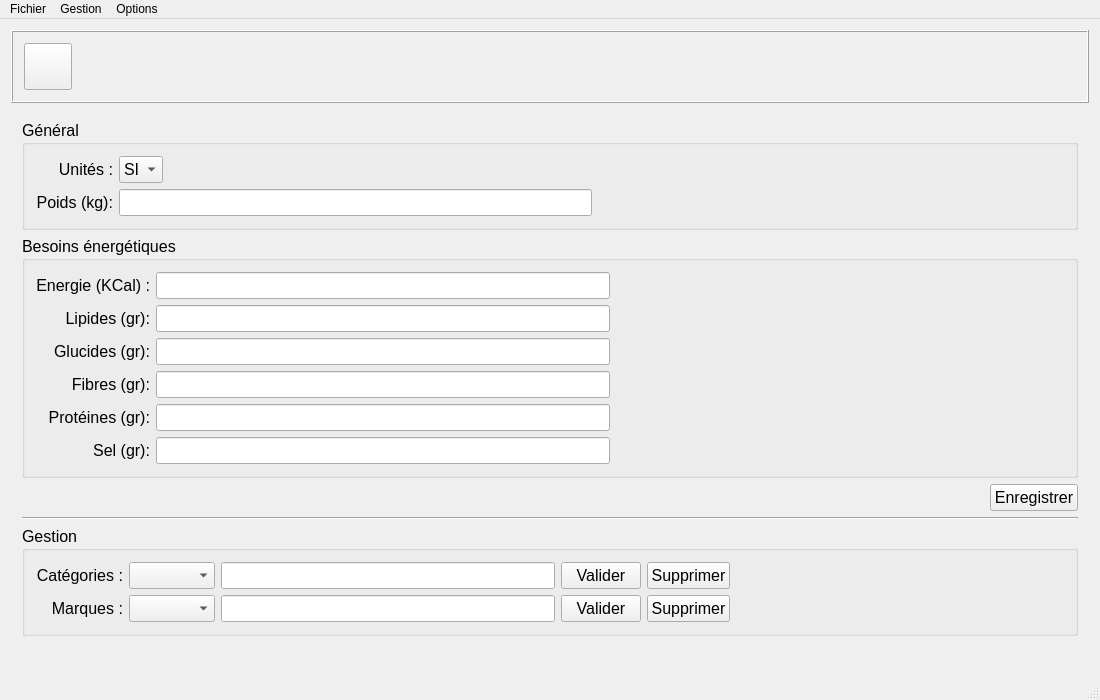
The window that Doger/mainwindow.ui (amof/Doger) describes before a commit, drawn with Qt 5.
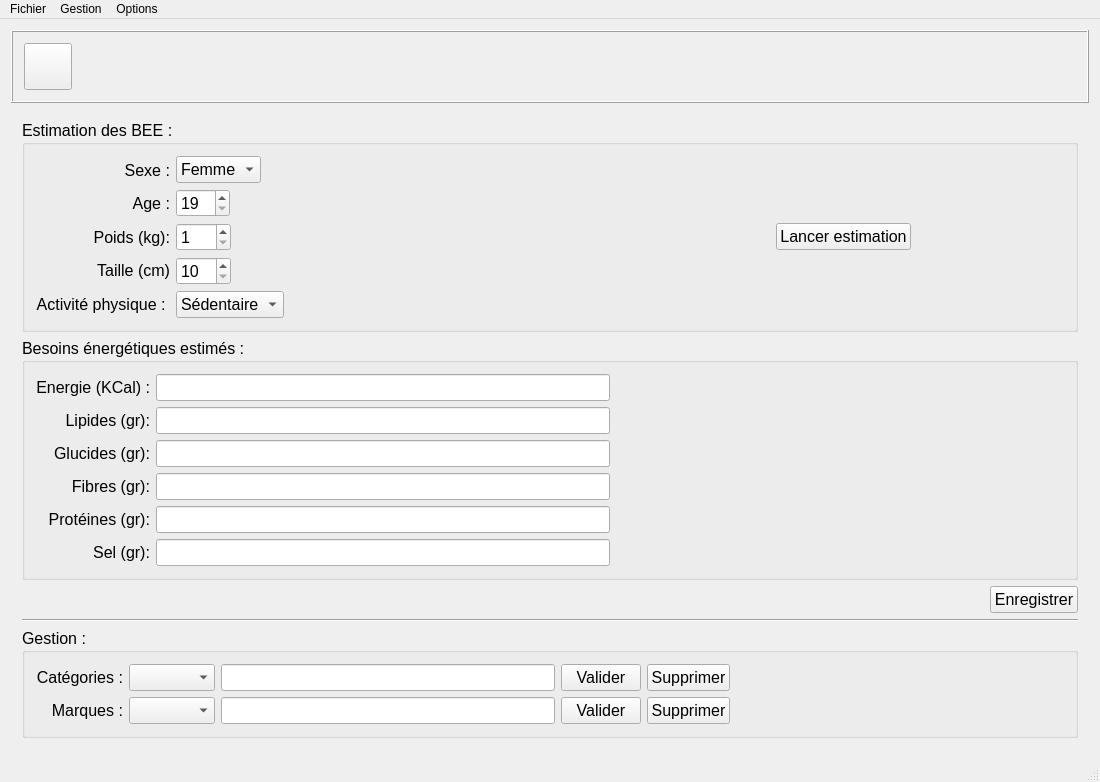
The same window after the commit. The open tabs and pages were chosen to show the change. Icons and pictures are not drawn. Custom widgets are drawn as their Qt base class.

The edit to the form file:
```diff
--- a/Doger/mainwindow.ui
+++ b/Doger/mainwindow.ui
@@ -115,7 +115,7 @@
        </font>
       </property>
       <property name="currentIndex">
-       <number>2</number>
+       <number>4</number>
       </property>
       <widget class="QWidget" name="main">
        <layout class="QHBoxLayout" name="horizontalLayout">
@@ -1193,20 +1193,35 @@
            </font>
           </property>
           <property name="title">
-           <string>Général</string>
+           <string>Estimation des BEE :</string>
           </property>
           <layout class="QHBoxLayout" name="horizontalLayout_19">
            <item>
             <layout class="QVBoxLayout" name="verticalLayout_18">
              <item>
-              <widget class="QLabel" name="label_23">
+              <widget class="QLabel" name="label_29">
                <property name="font">
                 <font>
                  <pointsize>12</pointsize>
                 </font>
                </property>
                <property name="text">
-                <string>Unités :</string>
+                <string>Sexe :</string>
+               </property>
+               <property name="alignment">
+                <set>Qt::AlignRight|Qt::AlignTrailing|Qt::AlignVCenter</set>
+               </property>
+              </widget>
+             </item>
+             <item>
+              <widget class="QLabel" name="label_37">
+               <property name="font">
+                <font>
+                 <pointsize>12</pointsize>
+                </font>
+               </property>
+               <property name="text">
+                <string>Age :</string>
                </property>
                <property name="alignment">
                 <set>Qt::AlignRight|Qt::AlignTrailing|Qt::AlignVCenter</set>
@@ -1228,23 +1243,88 @@
                </property>
               </widget>
              </item>
+             <item>
+              <widget class="QLabel" name="label_30">
+               <property name="font">
+                <font>
+                 <pointsize>12</pointsize>
+                </font>
+               </property>
+               <property name="text">
+                <string>Taille (cm)</string>
+               </property>
+               <property name="alignment">
+                <set>Qt::AlignRight|Qt::AlignTrailing|Qt::AlignVCenter</set>
+               </property>
+              </widget>
+             </item>
+             <item>
+              <widget class="QLabel" name="label_31">
+               <property name="font">
+                <font>
+                 <pointsize>12</pointsize>
+                </font>
+               </property>
+               <property name="text">
+                <string>Activité physique : </string>
+               </property>
+               <property name="alignment">
+                <set>Qt::AlignRight|Qt::AlignTrailing|Qt::AlignVCenter</set>
+               </property>
+              </widget>
+             </item>
             </layout>
            </item>
            <item>
             <layout class="QVBoxLayout" name="verticalLayout_19">
              <item>
-              <layout class="QHBoxLayout" name="horizontalLayout_23">
+              <layout class="QHBoxLayout" name="horizontalLayout_30">
                <item>
-                <widget class="QComboBox" name="comboBox_2">
+                <widget class="QComboBox" name="cb_config_gender">
                  <item>
                   <property name="text">
-                   <string>SI</string>
+                   <string>Femme</string>
                   </property>
                  </item>
+                 <item>
+                  <property name="text">
+                   <string>Homme</string>
+                  </property>
+                 </item>
                 </widget>
                </item>
                <item>
-                <spacer name="horizontalSpacer_15">
+                <spacer name="horizontalSpacer_23">
+                 <property name="orientation">
+                  <enum>Qt::Horizontal</enum>
+                 </property>
+                 <property name="sizeHint" stdset="0">
+                  <size>
+                   <width>40</width>
+                   <height>20</height>
+                  </size>
+                 </property>
+                </spacer>
+               </item>
+              </layout>
+             </item>
+             <item>
+              <layout class="QHBoxLayout" name="horizontalLayout_37">
+               <item>
+                <widget class="QSpinBox" name="sb_config_age">
+                 <property name="minimum">
+                  <number>19</number>
+                 </property>
+                 <property name="maximum">
+                  <number>110</number>
+                 </property>
+                 <property name="value">
+                  <number>19</number>
+                 </property>
+                </widget>
+               </item>
+               <item>
+                <spacer name="horizontalSpacer_29">
                  <property name="orientation">
                   <enum>Qt::Horizontal</enum>
                  </property>
@@ -1261,11 +1341,15 @@
              <item>
               <layout class="QHBoxLayout" name="horizontalLayout_26">
                <item>
-                <widget class="QLineEdit" name="le_config_weight">
-                 <property name="font">
-                  <font>
-                   <pointsize>12</pointsize>
-                  </font>
+                <widget class="QSpinBox" name="sb_config_weight">
+                 <property name="minimum">
+                  <number>1</number>
+                 </property>
+                 <property name="maximum">
+                  <number>200</number>
+                 </property>
+                 <property name="value">
+                  <number>1</number>
                  </property>
                 </widget>
                </item>
@@ -1284,6 +1368,122 @@
                </item>
               </layout>
              </item>
+             <item>
+              <layout class="QHBoxLayout" name="horizontalLayout_34">
+               <item>
+                <widget class="QSpinBox" name="sb_config_height">
+                 <property name="minimum">
+                  <number>10</number>
+                 </property>
+                 <property name="maximum">
+                  <number>300</number>
+                 </property>
+                 <property name="value">
+                  <number>10</number>
+                 </property>
+                </widget>
+               </item>
+               <item>
+                <spacer name="horizontalSpacer_26">
+                 <property name="orientation">
+                  <enum>Qt::Horizontal</enum>
+                 </property>
+                 <property name="sizeHint" stdset="0">
+                  <size>
+                   <width>40</width>
+                   <height>20</height>
+                  </size>
+                 </property>
+                </spacer>
+               </item>
+              </layout>
+             </item>
+             <item>
+              <layout class="QHBoxLayout" name="horizontalLayout_35">
+               <item>
+                <widget class="QComboBox" name="cb_config_pa">
+                 <property name="sizeAdjustPolicy">
+                  <enum>QComboBox::AdjustToContents</enum>
+                 </property>
+                 <item>
+                  <property name="text">
+                   <string>Sédentaire</string>
+                  </property>
+                 </item>
+                 <item>
+                  <property name="text">
+                   <string>Peu actif</string>
+                  </property>
+                 </item>
+                 <item>
+                  <property name="text">
+                   <string>Actif</string>
+                  </property>
+                 </item>
+                 <item>
+                  <property name="text">
+                   <string>Très actif</string>
+                  </property>
+                 </item>
+                </widget>
+               </item>
+               <item>
+                <spacer name="horizontalSpacer_27">
+                 <property name="orientation">
+                  <enum>Qt::Horizontal</enum>
+                 </property>
+                 <property name="sizeHint" stdset="0">
+                  <size>
+                   <width>40</width>
+                   <height>20</height>
+                  </size>
+                 </property>
+                </spacer>
+               </item>
+              </layout>
+             </item>
+            </layout>
+           </item>
+           <item>
+            <layout class="QHBoxLayout" name="horizontalLayout_36">
+             <item>
+              <spacer name="horizontalSpacer_6">
+               <property name="orientation">
+                <enum>Qt::Horizontal</enum>
+               </property>
+               <property name="sizeHint" stdset="0">
+                <size>
+                 <width>40</width>
+                 <height>20</height>
+                </size>
+               </property>
+              </spacer>
+             </item>
+             <item>
+              <widget class="QPushButton" name="btn_estimate">
+               <property name="font">
+                <font>
+                 <pointsize>12</pointsize>
+                </font>
+               </property>
+               <property name="text">
+                <string>Lancer estimation</string>
+               </property>
+              </widget>
+             </item>
+             <item>
+              <spacer name="horizontalSpacer_28">
+               <property name="orientation">
+                <enum>Qt::Horizontal</enum>
+               </property>
+               <property name="sizeHint" stdset="0">
+                <size>
+                 <width>40</width>
+                 <height>20</height>
+                </size>
+               </property>
+              </spacer>
+             </item>
             </layout>
            </item>
           </layout>
@@ -1297,7 +1497,7 @@
            </font>
           </property>
           <property name="title">
-           <string>Besoins énergétiques</string>
+           <string>Besoins énergétiques estimés :</string>
           </property>
           <layout class="QHBoxLayout" name="horizontalLayout_18">
            <item>
@@ -1591,7 +1791,7 @@
            </spacer>
           </item>
           <item>
-           <widget class="QPushButton" name="btn_save_3">
+           <widget class="QPushButton" name="btn_save_BEE">
             <property name="font">
              <font>
               <pointsize>12</pointsize>
@@ -1619,7 +1819,7 @@
            </font>
           </property>
           <property name="title">
-           <string>Gestion</string>
+           <string>Gestion :</string>
           </property>
           <layout class="QHBoxLayout" name="horizontalLayout_20">
            <item>
```
